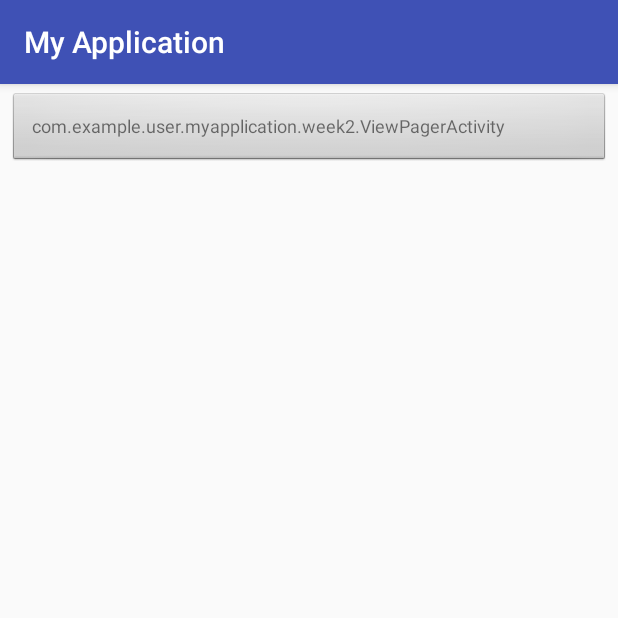
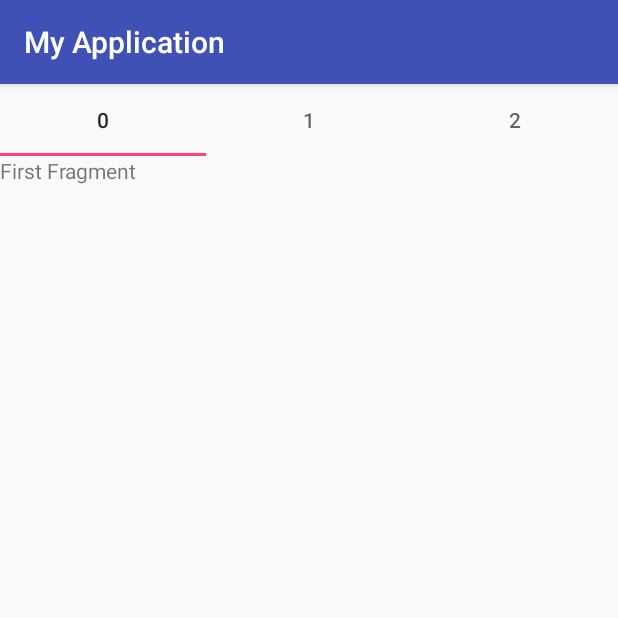
Before and after one commit to 2015058177/study, an Android app: the screen it shows after launch (MainActivity before the commit, ViewPagerActivity after it), after a tap on "com.example.user.myapplication.week2.Vie", on a phone screen of 412 x 824 dp, the top half of it. Run offline under Robolectric (Android 15) with nearby library versions, the phone set to English and light mode, and no system bars.

Commit message:
second commit

```diff
--- a/app/build.gradle
+++ b/app/build.gradle
@@ -27,5 +27,6 @@ dependencies {
     compile 'com.android.support:appcompat-v7:25.3.0'
     compile 'com.android.support:recyclerview-v7:25.3.0'
     compile 'com.android.support.constraint:constraint-layout:1.0.2'
+    compile 'com.android.support:design:25.3.0'
     testCompile 'junit:junit:4.12'
 }
--- a/app/src/main/AndroidManifest.xml
+++ b/app/src/main/AndroidManifest.xml
@@ -16,6 +16,7 @@
                 <category android:name="android.intent.category.LAUNCHER" />
             </intent-filter>
         </activity>
+        <activity android:name=".week2.ViewPagerActivity"></activity>
     </application>
 
 </manifest>
--- /dev/null
+++ b/app/src/main/java/com/example/user/myapplication/week2/FirstFragment.java
@@ -0,0 +1,36 @@
+package com.example.user.myapplication.week2;
+
+
+import android.os.Bundle;
+import android.support.annotation.Nullable;
+import android.support.v4.app.Fragment;
+import android.view.LayoutInflater;
+import android.view.View;
+import android.view.ViewGroup;
+
+import com.example.user.myapplication.R;
+
+
+/**
+ * Created by junsu on 2017-05-20.
+ */
+
+public class FirstFragment extends Fragment {
+
+    public static FirstFragment newInstance() {
+
+        Bundle args = new Bundle();
+
+        FirstFragment fragment = new FirstFragment();
+        fragment.setArguments(args);
+        return fragment;
+    }
+
+    @Nullable
+    @Override
+    public View onCreateView(LayoutInflater inflater, @Nullable ViewGroup container, @Nullable Bundle savedInstanceState) {
+        super.onCreateView(inflater, container, savedInstanceState);
+        View view = inflater.inflate(R.layout.first_fragment, container, false);
+        return view;
+    }
+}
--- /dev/null
+++ b/app/src/main/java/com/example/user/myapplication/week2/SecondFragment.java
@@ -0,0 +1,36 @@
+package com.example.user.myapplication.week2;
+
+
+import android.os.Bundle;
+import android.support.annotation.Nullable;
+import android.support.v4.app.Fragment;
+import android.view.LayoutInflater;
+import android.view.View;
+import android.view.ViewGroup;
+
+import com.example.user.myapplication.R;
+
+
+/**
+ * Created by junsu on 2017-05-20.
+ */
+
+public class SecondFragment extends Fragment {
+
+    public static SecondFragment newInstance() {
+
+        Bundle args = new Bundle();
+
+        SecondFragment fragment = new SecondFragment();
+        fragment.setArguments(args);
+        return fragment;
+    }
+
+    @Nullable
+    @Override
+    public View onCreateView(LayoutInflater inflater, @Nullable ViewGroup container, @Nullable Bundle savedInstanceState) {
+        super.onCreateView(inflater, container, savedInstanceState);
+        View view = inflater.inflate(R.layout.second_fragment, container, false);
+        return view;
+    }
+}
--- /dev/null
+++ b/app/src/main/java/com/example/user/myapplication/week2/ThirdFragment.java
@@ -0,0 +1,36 @@
+package com.example.user.myapplication.week2;
+
+
+import android.os.Bundle;
+import android.support.annotation.Nullable;
+import android.support.v4.app.Fragment;
+import android.view.LayoutInflater;
+import android.view.View;
+import android.view.ViewGroup;
+
+import com.example.user.myapplication.R;
+
+
+/**
+ * Created by junsu on 2017-05-20.
+ */
+
+public class ThirdFragment extends Fragment {
+
+    public static ThirdFragment newInstance() {
+
+        Bundle args = new Bundle();
+
+        ThirdFragment fragment = new ThirdFragment();
+        fragment.setArguments(args);
+        return fragment;
+    }
+
+    @Nullable
+    @Override
+    public View onCreateView(LayoutInflater inflater, @Nullable ViewGroup container, @Nullable Bundle savedInstanceState) {
+        super.onCreateView(inflater, container, savedInstanceState);
+        View view = inflater.inflate(R.layout.third_fragment, container, false);
+        return view;
+    }
+}
--- a/app/src/main/java/com/example/user/myapplication/week2/ViewPagerActivity.java
+++ b/app/src/main/java/com/example/user/myapplication/week2/ViewPagerActivity.java
@@ -1,8 +1,55 @@
 package com.example.user.myapplication.week2;
 
+import android.app.Activity;
+import android.os.Bundle;
+import android.support.annotation.Nullable;
+import android.support.design.widget.TabLayout;
+import android.support.v4.app.ActivityCompat;
+import android.support.v4.app.Fragment;
+import android.support.v4.view.ViewPager;
+import android.support.v7.app.AppCompatActivity;
+import android.util.Log;
+
+
+import com.example.user.myapplication.R;
+
+import java.util.ArrayList;
+import java.util.List;
+
 /**
- * Created by USER on 2017-05-22.
+ * ViewPager Activity
+ *
+ * 중요 keyword
+ * ViewPager
  */
 
-public class ViewPagerActivity {
+public class ViewPagerActivity extends AppCompatActivity {
+
+    private final String TAG = "ViewPagerActivity";
+
+    private ViewPager viewpager;
+    private TabLayout tabLayout;
+
+    private ViewPagerAdapter viewPagerAdapter;
+
+    @Override
+    protected void onCreate(@Nullable Bundle savedInstanceState) {
+        super.onCreate(savedInstanceState);
+        setContentView(R.layout.activity_viewpager);
+
+        viewpager = (ViewPager) findViewById(R.id.view_pager);
+        tabLayout = (TabLayout) findViewById(R.id.tab_layout);
+
+        List<Fragment> fragmentList = new ArrayList<>();
+        fragmentList.add(FirstFragment.newInstance());
+        fragmentList.add(SecondFragment.newInstance());
+        fragmentList.add(ThirdFragment.newInstance());
+
+        viewPagerAdapter = new ViewPagerAdapter(getSupportFragmentManager());
+        viewPagerAdapter.setFragment(fragmentList);
+
+        viewpager.setAdapter(viewPagerAdapter);
+
+        tabLayout.setupWithViewPager(viewpager);
+    }
 }
--- /dev/null
+++ b/app/src/main/java/com/example/user/myapplication/week2/ViewPagerAdapter.java
@@ -0,0 +1,42 @@
+package com.example.user.myapplication.week2;
+
+
+import android.support.v4.app.Fragment;
+import android.support.v4.app.FragmentManager;
+import android.support.v4.app.FragmentPagerAdapter;
+
+import java.util.ArrayList;
+import java.util.List;
+
+/**
+ * Created by junsu on 2017-05-20.
+ */
+
+public class ViewPagerAdapter extends FragmentPagerAdapter {
+
+    List<Fragment> mFragmentList = new ArrayList<>();
+
+    public ViewPagerAdapter(FragmentManager fm) {
+        super(fm);
+    }
+
+
+    public void setFragment(List<Fragment> fragments) {
+        mFragmentList = fragments;
+    }
+
+    @Override
+    public Fragment getItem(int position) {
+        return mFragmentList.get(position);
+    }
+
+    @Override
+    public CharSequence getPageTitle(int position) {
+        return String.valueOf(position);
+    }
+
+    @Override
+    public int getCount() {
+        return mFragmentList.size();
+    }
+}
--- /dev/null
+++ b/app/src/main/res/layout/activity_viewpager.xml
@@ -0,0 +1,16 @@
+<?xml version="1.0" encoding="utf-8"?>
+<LinearLayout xmlns:android="http://schemas.android.com/apk/res/android"
+    android:orientation="vertical" android:layout_width="match_parent"
+    android:layout_height="match_parent">
+
+    <android.support.design.widget.TabLayout
+        android:id="@+id/tab_layout"
+        android:layout_width="match_parent"
+        android:layout_height="wrap_content"/>
+
+    <android.support.v4.view.ViewPager
+        android:id="@+id/view_pager"
+        android:layout_width="match_parent"
+        android:layout_height="match_parent"/>
+
+</LinearLayout>
--- /dev/null
+++ b/app/src/main/res/layout/first_fragment.xml
@@ -0,0 +1,11 @@
+<?xml version="1.0" encoding="utf-8"?>
+<LinearLayout xmlns:android="http://schemas.android.com/apk/res/android"
+    android:orientation="vertical" android:layout_width="match_parent"
+    android:layout_height="match_parent">
+    <TextView
+        android:layout_width="wrap_content"
+        android:layout_height="wrap_content"
+        android:text="First Fragment"/>
+
+
+</LinearLayout>
--- /dev/null
+++ b/app/src/main/res/layout/second_fragment.xml
@@ -0,0 +1,10 @@
+<?xml version="1.0" encoding="utf-8"?>
+<LinearLayout xmlns:android="http://schemas.android.com/apk/res/android"
+    android:orientation="vertical" android:layout_width="match_parent"
+    android:layout_height="match_parent">
+    <TextView
+        android:layout_width="wrap_content"
+        android:layout_height="wrap_content"
+        android:text="Second Fragment"/>
+
+</LinearLayout>
--- /dev/null
+++ b/app/src/main/res/layout/third_fragment.xml
@@ -0,0 +1,12 @@
+<?xml version="1.0" encoding="utf-8"?>
+<LinearLayout xmlns:android="http://schemas.android.com/apk/res/android"
+    android:orientation="vertical" android:layout_width="match_parent"
+    android:layout_height="match_parent">
+
+    <TextView
+        android:id="@+id/textView"
+        android:layout_width="wrap_content"
+        android:layout_height="wrap_content"
+        android:text="Third Fragment" />
+
+</LinearLayout>
```
